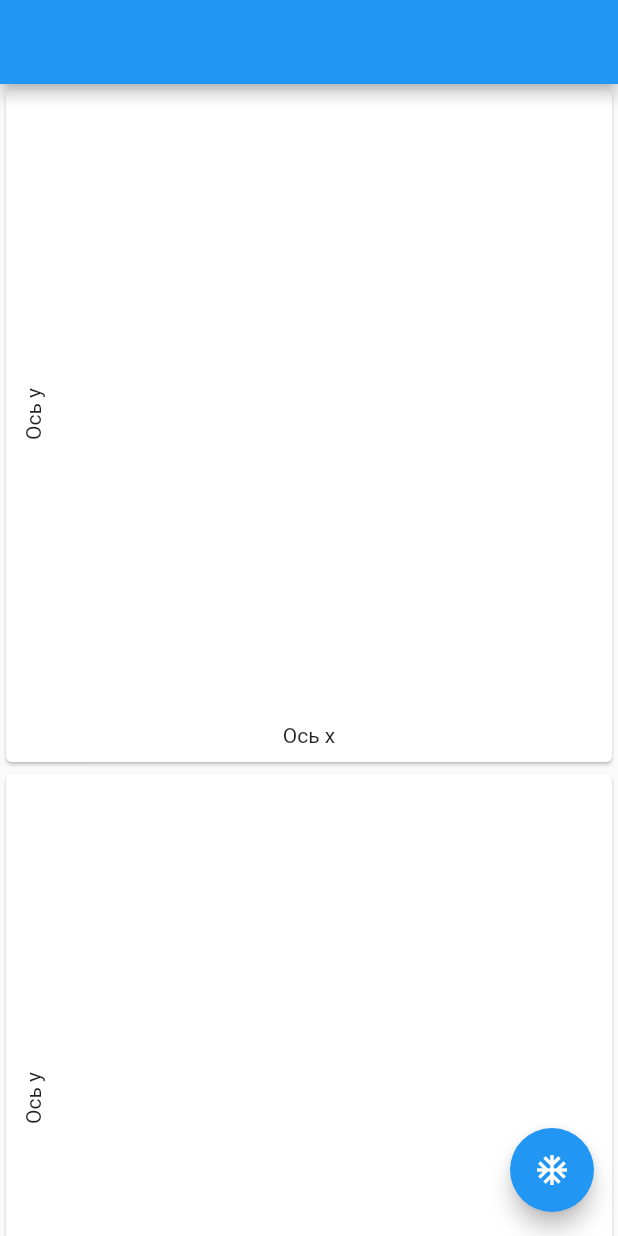
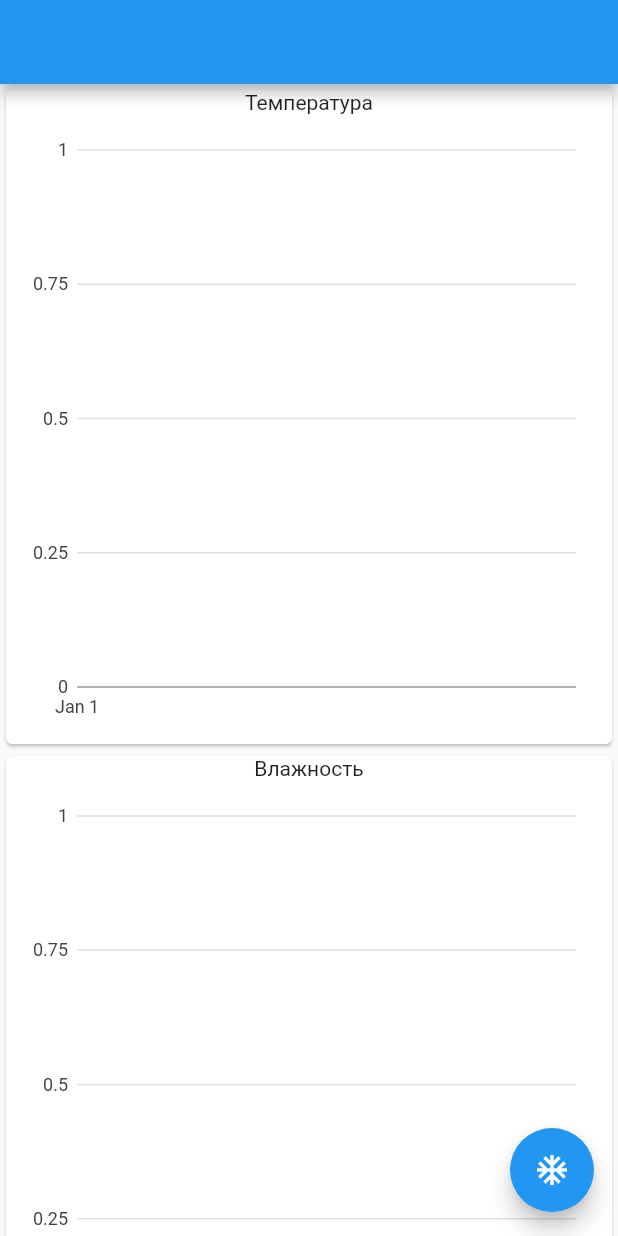
Before and after one commit to nvsces/meteo, a Flutter app: the screen it shows after launch, on a phone screen of 412 x 824 dp. Run offline on Flutter 3.47's test engine with Material 2 defaults, Android fonts, the light colour scheme and no system bars; our stand-ins replace charts_flutter, firebase_core, firebase_database; accounts and stored records are empty.

Commit message:
добавил flutter_charts

```diff
--- /dev/null
+++ b/lib/charts_simple.dart
@@ -0,0 +1,69 @@
+import 'dart:async';
+import 'dart:convert';
+
+import 'package:charts_flutter/flutter.dart' as charts;
+import 'package:flutter/material.dart';
+
+/// Sample time series data type.
+class TimeSeriesSales {
+  final DateTime time;
+  final double sales;
+
+  TimeSeriesSales(this.time, this.sales);
+}
+
+class ItemDetailsPage extends StatefulWidget {
+  ItemDetailsPage({this.data, this.title});
+  String title;
+  List<TimeSeriesSales> data;
+  @override
+  _ItemDetailsPageState createState() => new _ItemDetailsPageState();
+}
+
+class _ItemDetailsPageState extends State<ItemDetailsPage> {
+  @override
+  Widget build(BuildContext context) {
+    var series = [
+      new charts.Series<TimeSeriesSales, DateTime>(
+        id: 'Sales',
+        colorFn: (_, __) => charts.MaterialPalette.blue.shadeDefault,
+        domainFn: (TimeSeriesSales sales, _) => sales.time,
+        measureFn: (TimeSeriesSales sales, _) => sales.sales,
+        data: widget.data,
+      )
+    ];
+
+    var chart = new charts.TimeSeriesChart(
+      series,
+      domainAxis: new charts.DateTimeAxisSpec(
+        tickFormatterSpec: new charts.AutoDateTimeTickFormatterSpec(
+          day: new charts.TimeFormatterSpec(
+            format: 'mm',
+            //transitionFormat: 'mm ss',
+          ),
+        ),
+      ),
+      animate: true,
+    );
+
+    var chartWidget = new Padding(
+      padding: new EdgeInsets.all(10),
+      child: new SizedBox(
+        height: 400.0,
+        child: chart,
+      ),
+    );
+
+    return Card(
+      child: Column(
+        mainAxisAlignment: MainAxisAlignment.center,
+        children: <Widget>[
+          new Text(
+            widget.title,
+          ),
+          chartWidget,
+        ],
+      ),
+    );
+  }
+}
--- a/lib/funs.dart
+++ b/lib/funs.dart
@@ -8,3 +8,22 @@ String generateData() {
 
   return "${temp}q${temp1}q${temp2}q${hum}q${hum1}q${pres}q${DateTime.now()}";
 }
+
+double serchMin(List<double> data) {
+  if (data.isEmpty) return 1;
+  double minValue = data[0];
+  for (int i = 1; i < data.length; i++) {
+    if (data[i] < minValue) {
+      minValue = data[i];
+    }
+  }
+
+  return minValue;
+}
+
+List<double> normValue(List<double> graph, double value) {
+  for (int j = 0; j < graph.length; j++) {
+    graph[j] = graph[j] / value;
+  }
+  return graph;
+}
--- a/lib/graph_painter.dart
+++ b/lib/graph_painter.dart
@@ -1,5 +1,6 @@
 import 'package:flutter/cupertino.dart';
 import 'package:flutter/material.dart';
+import 'package:meteo/funs.dart';
 import 'package:meteo/sensor_data.dart';
 
 const axexPadding = 10.0;
@@ -7,37 +8,15 @@ const axexStart = 5.0;
 
 class GraphPainter extends CustomPainter {
   List<double> sensors;
-  //List<double> graphCurrent;
   GraphPainter(
     this.sensors,
-    // this.graphCurrent,
   );
-
-  // get listData {
-  //   List<double> graph = [];
-  //   sensors.forEach((element) {
-  //     graph.add(element.temp1);
-  //   });
-
-  //   return graph;
-  // }
 
   @override
   void paint(Canvas canvas, Size size) {
-    //paintSlider(canvas, size, graphCurrent.length, graphCopy.length);
     if (sensors.length > 0)
       paintGraph(canvas, size, sensors, sensors.length, Colors.blue);
-    // if (graphCurrent.length > 0)
-    //   paintGraph(canvas, size, graphCurrent, graphCopy.length, Colors.red);
-  }
-
-  void paintSlider(Canvas canvas, Size size, int count, int length) {
-    if (length == 0) length = 1;
-    var x = size.width * count / length;
-    var paint = Paint();
-    paint.color = Colors.black;
-    paint.strokeWidth = 3.0;
-    canvas.drawLine(Offset(x, 0), Offset(x, size.height), paint);
+    ;
   }
 
   @override
@@ -97,6 +76,8 @@ class GraphPainter extends CustomPainter {
     graphAxex(canvas, size);
 
     List<double> paintData = copyList(data);
+    double minValue = serchMin(paintData);
+    paintData = normValue(paintData, minValue);
     paintData = normGraph(paintData);
 
     var paint = Paint()..color = color;
--- a/lib/main.dart
+++ b/lib/main.dart
@@ -7,6 +7,7 @@ import 'package:flutter/material.dart';
 import 'package:firebase_core/firebase_core.dart';
 import 'package:firebase_database/firebase_database.dart';
 import 'package:meteo/card_data.dart';
+import 'package:meteo/charts_simple.dart';
 import 'package:meteo/graph_card.dart';
 import 'package:meteo/graph_painter.dart';
 import 'package:meteo/sensor_data.dart';
@@ -18,6 +19,7 @@ Future<void> main() async {
   final FirebaseApp app = await Firebase.initializeApp();
   runApp(MaterialApp(
     home: MyHomePage(app: app),
+    //home: ItemDetailsPage(),
   ));
 }
 
@@ -34,61 +36,61 @@ class _MyHomePageState extends State<MyHomePage> {
   String text = 'value';
   List<SensorData> datas = [];
 
-  get listTemp1 {
-    List<double> graph = [];
+  List<TimeSeriesSales> get listTemp1 {
+    List<TimeSeriesSales> graph = [];
     datas.sort((a, b) {
       return a.time.compareTo(b.time);
     });
     datas.forEach((element) {
-      graph.add(element.temp1);
+      graph.add(TimeSeriesSales(element.time, element.temp1));
     });
 
     return graph;
   }
 
-  get listHum {
-    List<double> graph = [];
+  List<TimeSeriesSales> get listHum {
+    List<TimeSeriesSales> graph = [];
     datas.sort((a, b) {
       return a.time.compareTo(b.time);
     });
     datas.forEach((element) {
-      graph.add(element.hum);
+      graph.add(TimeSeriesSales(element.time, element.hum));
     });
 
     return graph;
   }
 
-  get listHum1 {
-    List<double> graph = [];
+  List<TimeSeriesSales> get listHum1 {
+    List<TimeSeriesSales> graph = [];
     datas.sort((a, b) {
       return a.time.compareTo(b.time);
     });
     datas.forEach((element) {
-      graph.add(element.hum1);
+      graph.add(TimeSeriesSales(element.time, element.hum1));
     });
 
     return graph;
   }
 
-  get listPress {
-    List<double> graph = [];
+  List<TimeSeriesSales> get listPress {
+    List<TimeSeriesSales> graph = [];
     datas.sort((a, b) {
       return a.time.compareTo(b.time);
     });
     datas.forEach((element) {
-      graph.add(element.pres);
+      graph.add(TimeSeriesSales(element.time, element.pres));
     });
 
     return graph;
   }
 
-  get listTem2 {
-    List<double> graph = [];
+  List<TimeSeriesSales> get listTem2 {
+    List<TimeSeriesSales> graph = [];
     datas.sort((a, b) {
       return a.time.compareTo(b.time);
     });
     datas.forEach((element) {
-      graph.add(element.temp2);
+      graph.add(TimeSeriesSales(element.time, element.temp2));
     });
 
     return graph;
@@ -124,14 +126,36 @@ class _MyHomePageState extends State<MyHomePage> {
   Widget build(BuildContext context) {
     return Scaffold(
       appBar: AppBar(),
+      //body: ItemDetailsPage(listTemp1),
+
       body: Container(
         child: ListView(
           children: [
-            GraphCard(listTemp1),
-            GraphCard(listHum),
-            GraphCard(listHum1),
-            GraphCard(listPress),
-            GraphCard(listTem2),
+            ItemDetailsPage(
+              data: listTemp1,
+              title: 'Температура',
+            ),
+            ItemDetailsPage(
+              data: listHum,
+              title: 'Влажность',
+            ),
+            ItemDetailsPage(
+              data: listHum1,
+              title: 'Влажность 2',
+            ),
+            ItemDetailsPage(
+              data: listTem2,
+              title: 'Температура 2',
+            ),
+            ItemDetailsPage(
+              data: listPress,
+              title: 'Давление',
+            ),
+            // GraphCard(listTemp1),
+            // GraphCard(listHum),
+            // GraphCard(listHum1),
+            // GraphCard(listPress),
+            // GraphCard(listTem2),
           ],
         ),
       ),
--- a/pubspec.yaml
+++ b/pubspec.yaml
@@ -30,6 +30,7 @@ dependencies:
   cupertino_icons: ^1.0.2
   firebase_database: ^6.1.2
   firebase_core: ^1.1.0
+  charts_flutter: ^0.10.0
 
 dev_dependencies:
   flutter_test:
```
Also changed, not shown: pubspec.lock.
